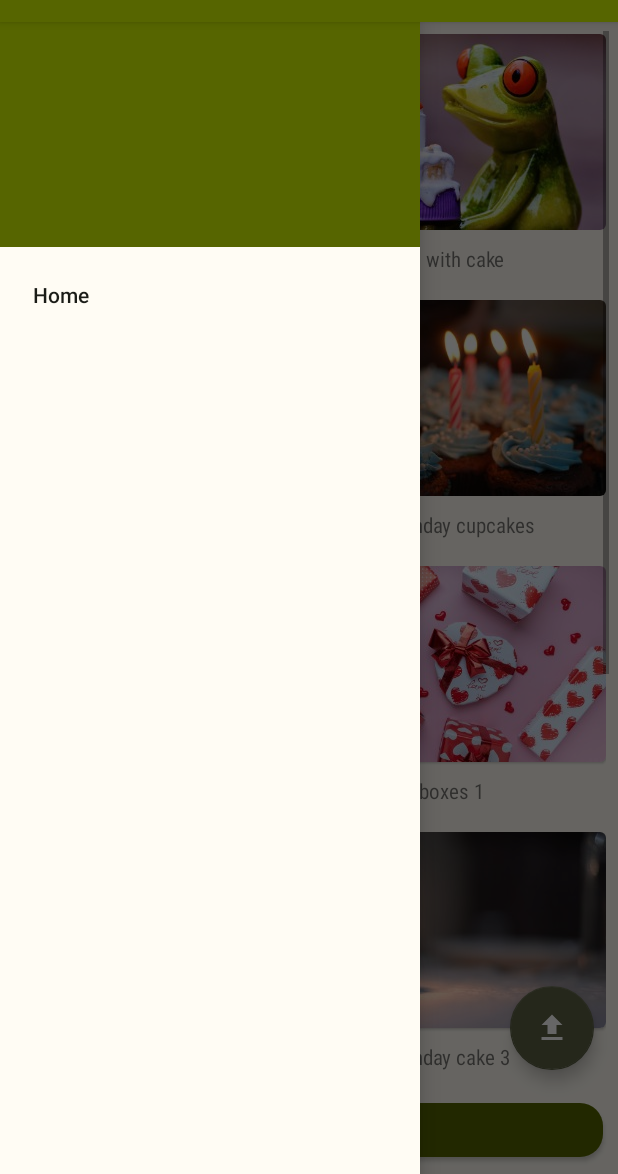
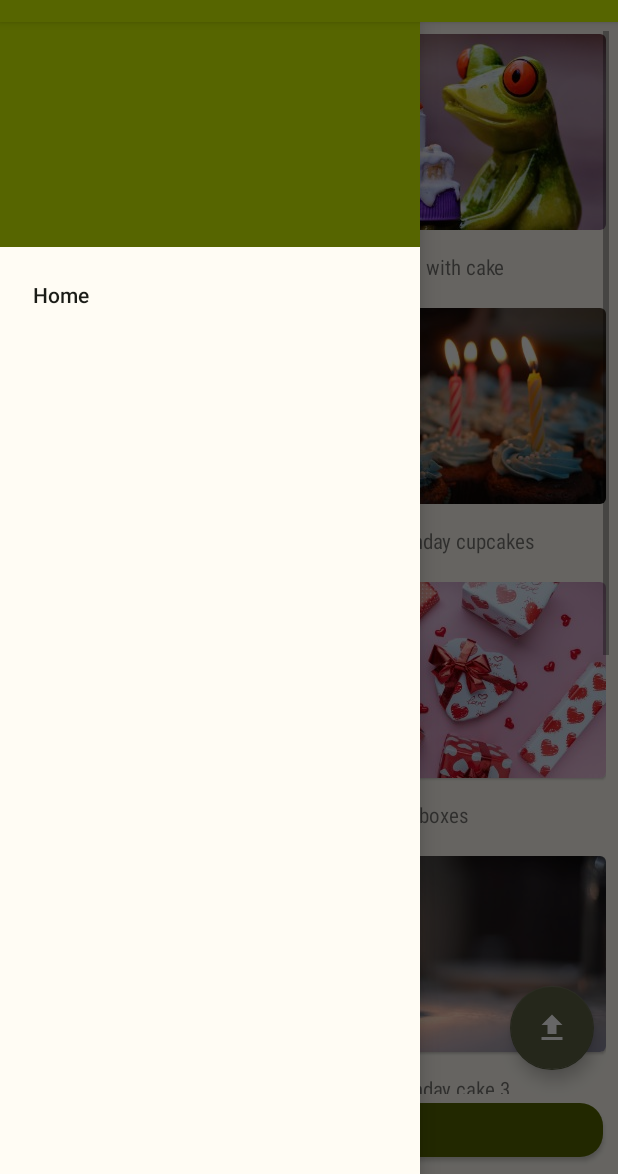
Before and after one commit to KarolinaWidz/Best-Wishes, an Android app: the fragment PictureListFragment placed in its activity, with the side drawer open, on a phone screen of 412 x 824 dp, the part 62-1236 px from its top. Run offline under Robolectric (Android 15) with nearby library versions, the phone set to English and light mode, and no system bars; our stand-ins replace data binding, navigation-ui; pictures from the network do not load; 1 statement that could not run was skipped.

Commit message:
Display images consumed from api

```diff
--- a/app/src/main/java/edu/karolinawidz/bestwishes/data/PictureDatasource.kt
+++ b/app/src/main/java/edu/karolinawidz/bestwishes/data/PictureDatasource.kt
@@ -1,7 +1,6 @@
 package edu.karolinawidz.bestwishes.data
 
 import android.net.Uri
-import edu.karolinawidz.bestwishes.R
 import edu.karolinawidz.bestwishes.enum.CardType
 import edu.karolinawidz.bestwishes.model.listItems.Picture
 import java.util.*
@@ -13,126 +12,126 @@ object PictureDatasource {
         return mutableListOf(
             Picture(
                 UUID.randomUUID().toString(),
-                R.string.birthday_picture1,
+                "Cake 1",
                 Uri.parse("$RESOURCE_PATH/birthday1"),
                 CardType.BIRTHDAY,
                 false
             ),
             Picture(
                 UUID.randomUUID().toString(),
-                R.string.birthday_picture2,
+                "Frog with cake",
                 Uri.parse("$RESOURCE_PATH/birthday2"),
                 CardType.BIRTHDAY,
                 false
             ),
             Picture(
                 UUID.randomUUID().toString(),
-                R.string.birthday_picture3,
+                "Birthday cake",
                 Uri.parse("$RESOURCE_PATH/birthday3"),
                 CardType.BIRTHDAY,
                 false
             ),
             Picture(
                 UUID.randomUUID().toString(),
-                R.string.birthday_picture4,
+                "Birthday cupcakes",
                 Uri.parse("$RESOURCE_PATH/birthday4"),
                 CardType.BIRTHDAY,
                 false
             ),
             Picture(
                 UUID.randomUUID().toString(),
-                R.string.birthday_picture5,
+                "Champagne",
                 Uri.parse("$RESOURCE_PATH/birthday5"),
                 CardType.BIRTHDAY,
                 false
             ),
             Picture(
                 UUID.randomUUID().toString(),
-                R.string.birthday_picture6,
+                "Gift boxes",
                 Uri.parse("$RESOURCE_PATH/birthday6"),
                 CardType.BIRTHDAY,
                 false
             ),
             Picture(
                 UUID.randomUUID().toString(),
-                R.string.birthday_picture7,
+                "Birthday cake 2",
                 Uri.parse("$RESOURCE_PATH/birthday7"),
                 CardType.BIRTHDAY,
                 false
             ),
             Picture(
                 UUID.randomUUID().toString(),
-                R.string.birthday_picture8,
+                "Birthday cake 3",
                 Uri.parse("$RESOURCE_PATH/birthday8"),
                 CardType.BIRTHDAY,
                 false
             ),
             Picture(
                 UUID.randomUUID().toString(),
-                R.string.birthday_picture9,
+                "Cake 2",
                 Uri.parse("$RESOURCE_PATH/birthday9"),
                 CardType.BIRTHDAY,
                 false
             ),
             Picture(
                 UUID.randomUUID().toString(),
-                R.string.birthday_picture10,
+                "Gift boxes 2",
                 Uri.parse("$RESOURCE_PATH/birthday10"),
                 CardType.BIRTHDAY,
                 false
             ),
             Picture(
                 UUID.randomUUID().toString(),
-                R.string.birthday_picture11,
+                "Stones",
                 Uri.parse("$RESOURCE_PATH/birthday11"),
                 CardType.BIRTHDAY,
                 false
             ),
             Picture(
                 UUID.randomUUID().toString(),
-                R.string.birthday_picture12,
+                "Birthday cake 2",
                 Uri.parse("$RESOURCE_PATH/birthday12"),
                 CardType.BIRTHDAY,
                 false
             ),
             Picture(
                 UUID.randomUUID().toString(),
-                R.string.birthday_picture13,
+                "Balloons",
                 Uri.parse("$RESOURCE_PATH/birthday13"),
                 CardType.BIRTHDAY,
                 false
             ),
             Picture(
                 UUID.randomUUID().toString(),
-                R.string.anniversary_picture1,
+                "Cups",
                 Uri.parse("$RESOURCE_PATH/anniversary1"),
                 CardType.ANNIVERSARY,
                 false
             ),
             Picture(
                 UUID.randomUUID().toString(),
-                R.string.anniversary_picture2,
+                "Wedding couple",
                 Uri.parse("$RESOURCE_PATH/anniversary2"),
                 CardType.ANNIVERSARY,
                 false
             ),
             Picture(
                 UUID.randomUUID().toString(),
-                R.string.anniversary_picture3,
+                "Elderly couple",
                 Uri.parse("$RESOURCE_PATH/anniversary3"),
                 CardType.ANNIVERSARY,
                 false
             ),
             Picture(
                 UUID.randomUUID().toString(),
-                R.string.anniversary_picture4,
+                "Teddy bears",
                 Uri.parse("$RESOURCE_PATH/anniversary4"),
                 CardType.ANNIVERSARY,
                 false
             ),
             Picture(
                 UUID.randomUUID().toString(),
-                R.string.anniversary_picture5,
+                "Sunshine",
                 Uri.parse("$RESOURCE_PATH/anniversary5"),
                 CardType.ANNIVERSARY,
                 false
--- a/app/src/main/java/edu/karolinawidz/bestwishes/model/listItems/Picture.kt
+++ b/app/src/main/java/edu/karolinawidz/bestwishes/model/listItems/Picture.kt
@@ -1,13 +1,11 @@
 package edu.karolinawidz.bestwishes.model.listItems
 
 import android.net.Uri
-import androidx.annotation.StringRes
 import edu.karolinawidz.bestwishes.enum.CardType
 
 data class Picture(
     val id: String,
-    @StringRes
-    val stringResourceId: Int,
+    val description: String,
     val imageUri: Uri,
     val type: CardType,
     var isSet: Boolean
--- a/app/src/main/java/edu/karolinawidz/bestwishes/ui/PictureListFragment.kt
+++ b/app/src/main/java/edu/karolinawidz/bestwishes/ui/PictureListFragment.kt
@@ -53,7 +53,6 @@ class PictureListFragment : Fragment() {
             pictureListFragment = this@PictureListFragment
             viewModel = cardViewModel
         }
-
     }
 
     override fun onDestroyView() {
@@ -62,7 +61,7 @@ class PictureListFragment : Fragment() {
     }
 
     private fun initUI() {
-        cardViewModel.getPictures()
+        cardViewModel.loadPicturesFromApi()
         val recyclerView = binding.recyclerView
         val itemAnimator = recyclerView.itemAnimator as SimpleItemAnimator
         itemAnimator.supportsChangeAnimations = false
@@ -96,7 +95,7 @@ class PictureListFragment : Fragment() {
 
     private fun addImageToList(uri: Uri?) {
         uri?.let {
-            cardViewModel.addNewImage(it, R.string.user_image)
+            cardViewModel.addNewImage(it, resources.getString(R.string.user_image))
             binding.recyclerView.postDelayed(
                 { binding.recyclerView.smoothScrollToPosition(0) },
                 1
--- a/app/src/main/java/edu/karolinawidz/bestwishes/ui/WishFragment.kt
+++ b/app/src/main/java/edu/karolinawidz/bestwishes/ui/WishFragment.kt
@@ -9,6 +9,7 @@ import androidx.fragment.app.activityViewModels
 import androidx.navigation.fragment.findNavController
 import androidx.recyclerview.widget.LinearLayoutManager
 import androidx.recyclerview.widget.SimpleItemAnimator
+import com.bumptech.glide.Glide
 import edu.karolinawidz.bestwishes.R
 import edu.karolinawidz.bestwishes.databinding.FragmentWishBinding
 import edu.karolinawidz.bestwishes.ui.adapter.WishItemAdapter
@@ -53,7 +54,7 @@ class WishFragment : Fragment() {
         recyclerView.adapter = adapter
         recyclerView.layoutManager = LinearLayoutManager(requireContext())
 
-        binding.imagePreviewPicture.setImageURI(cardViewModel.pictureUri)
+        Glide.with(this).load(cardViewModel.pictureUri).into(binding.imagePreviewPicture)
         cardViewModel.wishData.observe(viewLifecycleOwner) { adapter.submitList(it) }
         adapter.itemClickListener = { cardViewModel.wishItemClicked(it) }
         adapter.previousSelected = { cardViewModel.findPreviousWishItemClickedPos() }
--- a/app/src/main/java/edu/karolinawidz/bestwishes/ui/adapter/PictureItemAdapter.kt
+++ b/app/src/main/java/edu/karolinawidz/bestwishes/ui/adapter/PictureItemAdapter.kt
@@ -39,7 +39,7 @@ class PictureItemAdapter(
     override fun onBindViewHolder(holder: ItemViewHolder, position: Int) {
         val item = getItem(position)
         holder.run {
-            textView.text = context.resources.getString(item.stringResourceId)
+            textView.text = item.description
             Glide.with(context).load(item.imageUri).into(imageView)
             radioButton.isChecked = item.isSet
         }
--- a/app/src/main/java/edu/karolinawidz/bestwishes/ui/adapter/WishItemAdapter.kt
+++ b/app/src/main/java/edu/karolinawidz/bestwishes/ui/adapter/WishItemAdapter.kt
@@ -48,7 +48,6 @@ class WishItemAdapter(
         itemClickListener(getItem(position))
     }
 
-    companion object
 }
 
 object WishAdapterDiff : DiffUtil.ItemCallback<Wish>() {
--- a/app/src/main/res/layout/picture_list_item.xml
+++ b/app/src/main/res/layout/picture_list_item.xml
@@ -5,6 +5,7 @@
     android:layout_width="match_parent"
     android:layout_height="wrap_content"
     android:layout_margin="2dp"
+    android:layout_marginBottom="5dp"
     android:orientation="vertical">
 
     <com.google.android.material.card.MaterialCardView
@@ -31,17 +32,18 @@
         android:id="@+id/picture_radio_button"
         android:layout_width="wrap_content"
         android:layout_height="wrap_content"
-        android:layout_marginTop="-5dp"
         android:clickable="false"
         app:layout_constraintStart_toStartOf="parent"
         app:layout_constraintTop_toBottomOf="@id/image_card" />
 
     <TextView
         android:id="@+id/picture_text"
-        android:layout_width="wrap_content"
+        android:layout_width="0dp"
         android:layout_height="wrap_content"
+        android:paddingVertical="5dp"
         android:fontFamily="sans-serif-condensed"
-        app:layout_constraintBottom_toBottomOf="@+id/picture_radio_button"
+        app:layout_constraintBottom_toBottomOf="@id/picture_radio_button"
+        app:layout_constraintEnd_toEndOf="parent"
         app:layout_constraintStart_toEndOf="@id/picture_radio_button"
         app:layout_constraintTop_toTopOf="@+id/picture_radio_button" />
 
```
Also changed, not shown: app/src/main/java/edu/karolinawidz/bestwishes/ui/FinalCardFragment.kt (+17 -19 lines), app/src/main/java/edu/karolinawidz/bestwishes/viewModel/CardViewModel.kt (+15 -3 lines).
